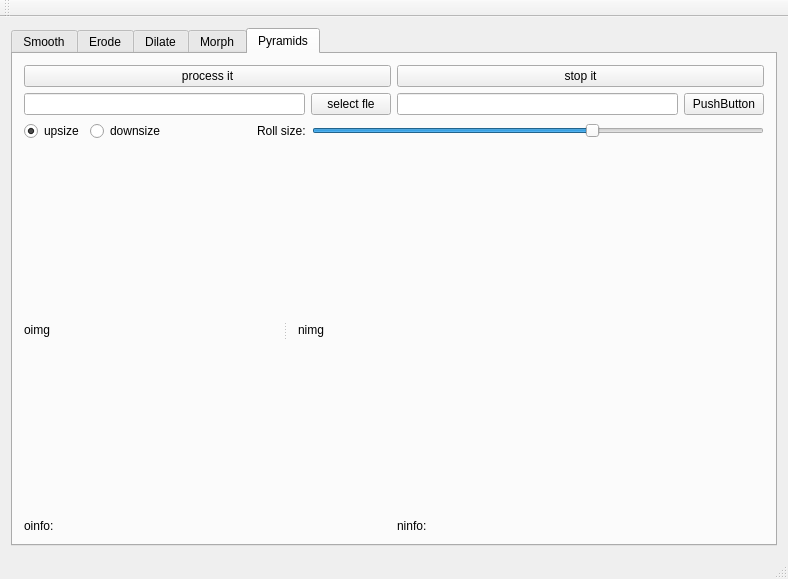
Old version of the form uis/mainwindow.ui in the repository kitech/nullimp.
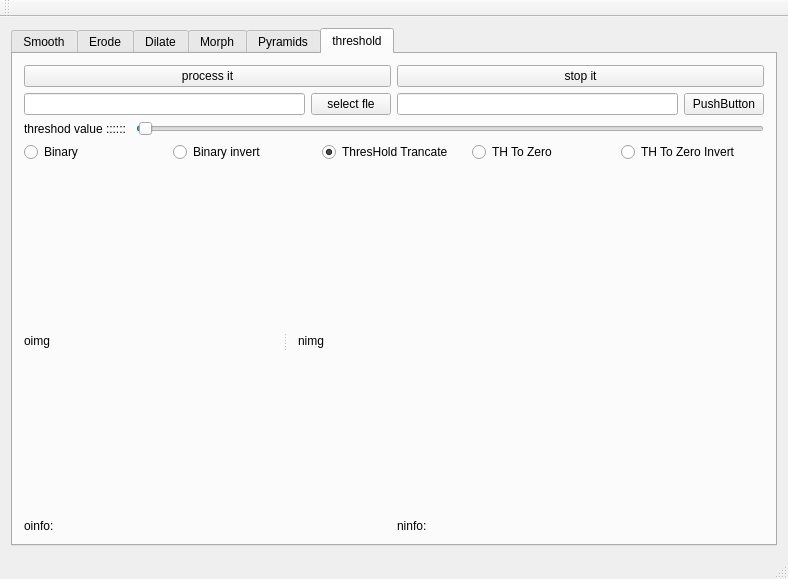
New version of the form.

Commit message: threshold action

```diff
--- a/uis/mainwindow.ui
+++ b/uis/mainwindow.ui
@@ -21,7 +21,7 @@
        <enum>QTabWidget::North</enum>
       </property>
       <property name="currentIndex">
-       <number>4</number>
+       <number>5</number>
       </property>
       <widget class="QWidget" name="tab">
        <attribute name="title">
@@ -815,7 +815,7 @@
           <item>
            <widget class="QLabel" name="label_26">
             <property name="text">
-             <string>                        </string>
+             <string/>
             </property>
            </widget>
           </item>
@@ -929,6 +929,204 @@
         </item>
        </layout>
       </widget>
+      <widget class="QWidget" name="tab_6">
+       <attribute name="title">
+        <string>threshold</string>
+       </attribute>
+       <layout class="QVBoxLayout" name="verticalLayout_7">
+        <item>
+         <layout class="QHBoxLayout" name="horizontalLayout_25">
+          <item>
+           <widget class="QPushButton" name="pushButton_25">
+            <property name="text">
+             <string>process it</string>
+            </property>
+           </widget>
+          </item>
+          <item>
+           <widget class="QPushButton" name="pushButton_26">
+            <property name="text">
+             <string>stop it</string>
+            </property>
+           </widget>
+          </item>
+         </layout>
+        </item>
+        <item>
+         <layout class="QHBoxLayout" name="horizontalLayout_26">
+          <item>
+           <widget class="QLineEdit" name="lineEdit_13"/>
+          </item>
+          <item>
+           <widget class="QPushButton" name="pushButton_27">
+            <property name="text">
+             <string>select fle</string>
+            </property>
+           </widget>
+          </item>
+          <item>
+           <widget class="QLineEdit" name="lineEdit_14"/>
+          </item>
+          <item>
+           <widget class="QPushButton" name="pushButton_28">
+            <property name="text">
+             <string>PushButton</string>
+            </property>
+           </widget>
+          </item>
+         </layout>
+        </item>
+        <item>
+         <layout class="QHBoxLayout" name="horizontalLayout_27">
+          <item>
+           <widget class="QLabel" name="label_40">
+            <property name="text">
+             <string>threshod value :::::: </string>
+            </property>
+           </widget>
+          </item>
+          <item>
+           <widget class="QSlider" name="horizontalSlider_7">
+            <property name="maximum">
+             <number>255</number>
+            </property>
+            <property name="value">
+             <number>1</number>
+            </property>
+            <property name="orientation">
+             <enum>Qt::Horizontal</enum>
+            </property>
+           </widget>
+          </item>
+         </layout>
+        </item>
+        <item>
+         <layout class="QHBoxLayout" name="horizontalLayout_29">
+          <item>
+           <widget class="QRadioButton" name="radioButton_6">
+            <property name="text">
+             <string>Binary</string>
+            </property>
+           </widget>
+          </item>
+          <item>
+           <widget class="QRadioButton" name="radioButton_7">
+            <property name="text">
+             <string>Binary invert</string>
+            </property>
+           </widget>
+          </item>
+          <item>
+           <widget class="QRadioButton" name="radioButton_8">
+            <property name="text">
+             <string>ThresHold Trancate</string>
+            </property>
+            <property name="checked">
+             <bool>true</bool>
+            </property>
+           </widget>
+          </item>
+          <item>
+           <widget class="QRadioButton" name="radioButton_9">
+            <property name="text">
+             <string>TH To Zero </string>
+            </property>
+           </widget>
+          </item>
+          <item>
+           <widget class="QRadioButton" name="radioButton_10">
+            <property name="text">
+             <string>TH To Zero Invert</string>
+            </property>
+           </widget>
+          </item>
+         </layout>
+        </item>
+        <item>
+         <widget class="QSplitter" name="splitter_6">
+          <property name="sizePolicy">
+           <sizepolicy hsizetype="Expanding" vsizetype="Expanding">
+            <horstretch>0</horstretch>
+            <verstretch>0</verstretch>
+           </sizepolicy>
+          </property>
+          <property name="orientation">
+           <enum>Qt::Horizontal</enum>
+          </property>
+          <widget class="QLabel" name="label_38">
+           <property name="sizePolicy">
+            <sizepolicy hsizetype="Preferred" vsizetype="Expanding">
+             <horstretch>0</horstretch>
+             <verstretch>0</verstretch>
+            </sizepolicy>
+           </property>
+           <property name="text">
+            <string>oimg</string>
+           </property>
+          </widget>
+          <widget class="QWidget" name="layoutWidget_9">
+           <layout class="QGridLayout" name="gridLayout_7">
+            <item row="0" column="0">
+             <widget class="QLabel" name="label_39">
+              <property name="sizePolicy">
+               <sizepolicy hsizetype="Preferred" vsizetype="Preferred">
+                <horstretch>0</horstretch>
+                <verstretch>0</verstretch>
+               </sizepolicy>
+              </property>
+              <property name="text">
+               <string>nimg</string>
+              </property>
+             </widget>
+            </item>
+           </layout>
+          </widget>
+         </widget>
+        </item>
+        <item>
+         <layout class="QHBoxLayout" name="horizontalLayout_28">
+          <item>
+           <widget class="QLabel" name="label_42">
+            <property name="sizePolicy">
+             <sizepolicy hsizetype="Preferred" vsizetype="Minimum">
+              <horstretch>0</horstretch>
+              <verstretch>0</verstretch>
+             </sizepolicy>
+            </property>
+            <property name="maximumSize">
+             <size>
+              <width>16777215</width>
+              <height>32</height>
+             </size>
+            </property>
+            <property name="text">
+             <string>oinfo:</string>
+            </property>
+           </widget>
+          </item>
+          <item>
+           <widget class="QLabel" name="label_43">
+            <property name="sizePolicy">
+             <sizepolicy hsizetype="Preferred" vsizetype="Minimum">
+              <horstretch>0</horstretch>
+              <verstretch>0</verstretch>
+             </sizepolicy>
+            </property>
+            <property name="maximumSize">
+             <size>
+              <width>16777215</width>
+              <height>32</height>
+             </size>
+            </property>
+            <property name="text">
+             <string>ninfo:</string>
+            </property>
+           </widget>
+          </item>
+         </layout>
+        </item>
+       </layout>
+      </widget>
      </widget>
     </item>
    </layout>
```
Left out of the diff: 2 changed lines with no effect on the pictures. The commit also changes 4 other files.
